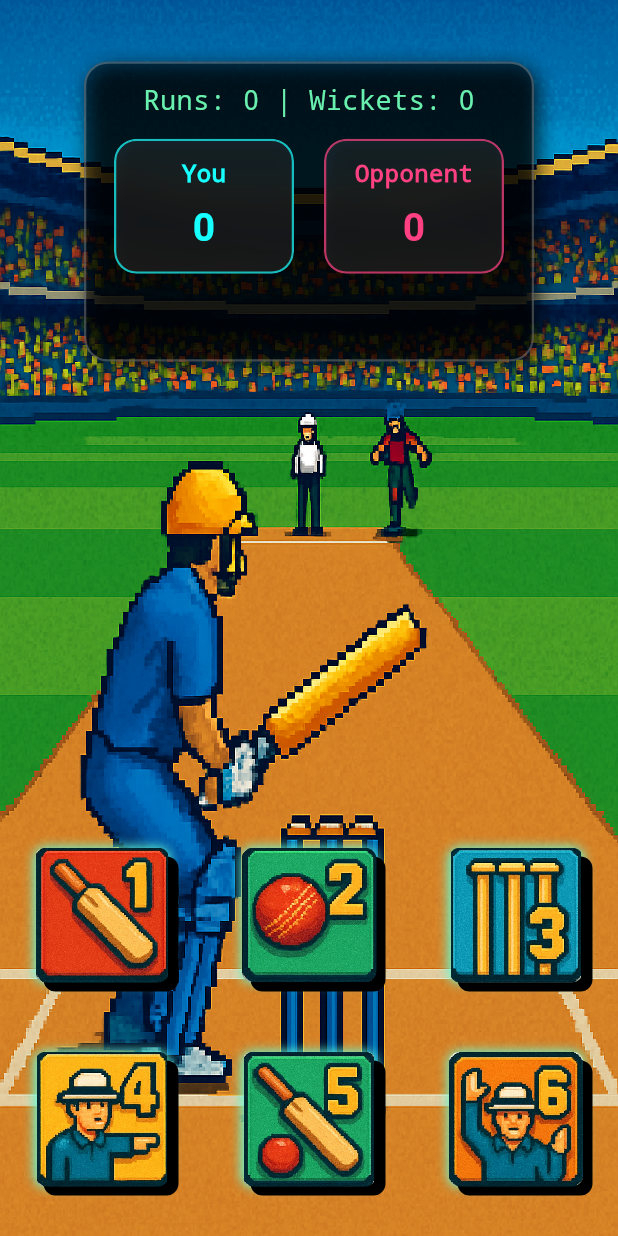
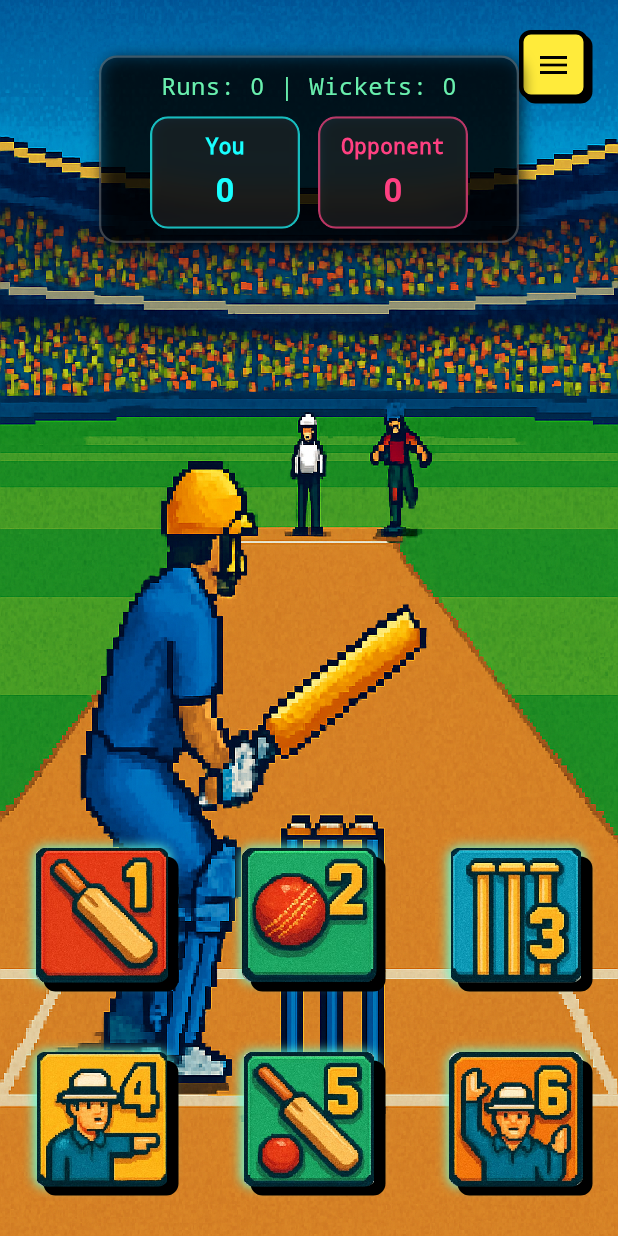
Before and after one commit to PR0D-G/Retro_Cricket, a Flutter app: the GameScreen screen opened directly, on a phone screen of 412 x 824 dp. Run offline on Flutter 3.47's test engine with Material 3 defaults, Android fonts, the light colour scheme and no system bars; our stand-ins replace audioplayers.

Commit message:
day_11 progress

```diff
--- a/lib/widget/align.dart
+++ b/lib/widget/align.dart
@@ -12,6 +12,96 @@ class GameAlignments {
     } catch (_) {
       return false;
     }
+  }
+
+  static void showPauseMenu(BuildContext context,
+      {VoidCallback? onRestart, VoidCallback? onHome}) {
+    bool muteMusic = false;
+    bool muteSfx = false;
+
+    showDialog(
+      context: context,
+      barrierDismissible: false,
+      builder: (_) {
+        return StatefulBuilder(
+          builder: (context, setState) {
+            return Dialog(
+              backgroundColor: Colors.transparent,
+              insetPadding: const EdgeInsets.all(16),
+              child: Container(
+                padding: const EdgeInsets.all(20),
+                decoration: BoxDecoration(
+                  color: const Color(0xFF00BFA5),
+                  border: Border.all(color: Colors.black, width: 4),
+                  boxShadow: const [
+                    BoxShadow(color: Colors.black, offset: Offset(4, 4)),
+                  ],
+                ),
+                child: Column(
+                  mainAxisSize: MainAxisSize.min,
+                  children: [
+                    Container(
+                      padding: const EdgeInsets.symmetric(
+                          vertical: 4, horizontal: 12),
+                      decoration: BoxDecoration(
+                        color: Colors.black,
+                        border: Border.all(color: Colors.white, width: 2),
+                      ),
+                      child: const Text(
+                        "PAUSE MENU",
+                        style: TextStyle(
+                          fontSize: 18,
+                          color: Colors.white,
+                          fontFamily: "monospace",
+                        ),
+                      ),
+                    ),
+                    const SizedBox(height: 20),
+
+                    // 🎵 Music toggle
+                    GestureDetector(
+                      onTap: () => setState(() => muteMusic = !muteMusic),
+                      child: _retroButton(
+                        muteMusic ? "UNMUTE MUSIC" : "MUTE MUSIC",
+                        () => setState(() => muteMusic = !muteMusic),
+                      ),
+                    ),
+                    const SizedBox(height: 12),
+
+                    // 🔊 SFX toggle
+                    GestureDetector(
+                      onTap: () => setState(() => muteSfx = !muteSfx),
+                      child: _retroButton(
+                        muteSfx ? "UNMUTE SFX" : "MUTE SFX",
+                        () => setState(() => muteSfx = !muteSfx),
+                      ),
+                    ),
+                    const SizedBox(height: 12),
+
+                    // 🔁 Restart
+                    _retroButton("RESTART", () {
+                      Navigator.pop(context);
+                      if (onRestart != null) onRestart();
+                    }),
+                    const SizedBox(height: 12),
+
+                    // 🏠 Home
+                    _retroButton("HOME", () {
+                      Navigator.pop(context);
+                      if (onHome != null) {
+                        onHome();
+                      } else {
+                        Navigator.pop(context);
+                      }
+                    }),
+                  ],
+                ),
+              ),
+            );
+          },
+        );
+      },
+    );
   }
 
   static Widget buildGameUI({
@@ -31,7 +121,35 @@ class GameAlignments {
     return Stack(
       fit: StackFit.expand,
       children: [
+        // background always goes first
         background(playerBatting),
+
+        // now overlay pause button
+        Positioned(
+          top: 20,
+          right: 20,
+          child: GestureDetector(
+            onTap: () => showPauseMenu(context),
+            child: Container(
+              padding: EdgeInsets.all(Platform.isAndroid ? 8 : 10),
+              decoration: BoxDecoration(
+                color: Colors.yellow,
+                border: Border.all(color: Colors.black, width: 3),
+                borderRadius: BorderRadius.circular(8),
+                boxShadow: const [
+                  BoxShadow(color: Colors.black, offset: Offset(3, 3)),
+                ],
+              ),
+              child: Icon(
+                Icons.menu,
+                color: Colors.black,
+                size: Platform.isAndroid ? 24 : 30,
+              ),
+            ),
+          ),
+        ),
+
+        // score card overlays
         if (isDesktopOrWeb)
           scoreCard(
             playerBatting: playerBatting,
@@ -56,8 +174,11 @@ class GameAlignments {
               ),
             ),
           ),
+
         if (lastBallResult != null)
           Center(child: RunVfxPopup(result: lastBallResult)),
+
+        // bottom action buttons
         Align(
           alignment: Alignment.bottomCenter,
           child: Padding(
@@ -97,16 +218,17 @@ class GameAlignments {
     required int target,
   }) {
     final card = Container(
-      padding: const EdgeInsets.all(12),
+      padding: const EdgeInsets.all(8), // Reduced padding
       decoration: BoxDecoration(
         color: Colors.black.withValues(alpha: 0.5),
-        borderRadius: BorderRadius.circular(16),
+        borderRadius:
+            BorderRadius.circular(12), // Slightly smaller border radius
         border: Border.all(color: Colors.white24, width: 1.5),
         boxShadow: [
           BoxShadow(
             color: Colors.black.withValues(alpha: 0.7),
-            blurRadius: 10,
-            offset: const Offset(3, 3),
+            blurRadius: 8, // Slightly smaller shadow
+            offset: const Offset(2, 2), // Smaller shadow offset
           ),
         ],
       ),
@@ -122,18 +244,19 @@ class GameAlignments {
 
     if (isDesktopOrWeb) {
       return Positioned(
-        top: 20,
-        right: 20,
+        top: 16, // Moved down slightly
+        right: 16, // Moved from edge slightly
         child: card,
       );
     } else {
       return Align(
-        alignment: isDesktopOrWeb ? Alignment.topLeft : Alignment.topCenter,
+        alignment: Alignment.topCenter,
         child: Container(
-          margin: const EdgeInsets.only(top: 16, left: 16, right: 16),
+          margin: const EdgeInsets.only(
+              top: 12, left: 12, right: 12), // Reduced margin
           constraints: const BoxConstraints(
-            maxWidth: 300,
-            maxHeight: 200,
+            maxWidth: 280, // Reduced max width
+            maxHeight: 180, // Reduced max height
           ),
           child: card,
         ),
@@ -155,7 +278,7 @@ class GameAlignments {
       Text(
         "Runs: $runs | Wickets: $wickets",
         style: const TextStyle(
-          fontSize: 18,
+          fontSize: 16, // Reduced from 18
           color: Colors.greenAccent,
           fontFamily: "monospace",
         ),
@@ -163,12 +286,12 @@ class GameAlignments {
     );
 
     if (target != -1) {
-      children.add(const SizedBox(height: 6));
+      children.add(const SizedBox(height: 4)); // Reduced spacing
       children.add(
         Text(
           "Target: $target",
           style: const TextStyle(
-            fontSize: 16,
+            fontSize: 14, // Reduced from 16
             color: Colors.yellow,
             fontFamily: "monospace",
           ),
@@ -176,7 +299,7 @@ class GameAlignments {
       );
     }
 
-    children.add(const SizedBox(height: 12));
+    children.add(const SizedBox(height: 8)); // Reduced spacing
 
     // ✅ Choices row
     children.add(
@@ -184,26 +307,30 @@ class GameAlignments {
         mainAxisAlignment: MainAxisAlignment.center,
         children: [
           _glassBox("You", playerChoice, Colors.cyanAccent),
-          const SizedBox(width: 20),
+          const SizedBox(width: 12), // Reduced spacing
           _glassBox("Opponent", opponentChoice, Colors.pinkAccent),
         ],
       ),
     );
 
-    return Column(children: children);
+    return Column(
+      mainAxisSize: MainAxisSize.min,
+      children: children,
+    );
   }
 
   static Widget _glassBox(String title, int choice, Color borderColor) {
     return ClipRRect(
-      borderRadius: BorderRadius.circular(15),
+      borderRadius: BorderRadius.circular(12), // Slightly smaller border radius
       child: BackdropFilter(
-        filter: ImageFilter.blur(sigmaX: 10, sigmaY: 10),
+        filter: ImageFilter.blur(sigmaX: 8, sigmaY: 8), // Slightly less blur
         child: Container(
-          width: 120,
-          height: 90,
+          width: 100, // Reduced from 120
+          height: 75, // Reduced from 90
           decoration: BoxDecoration(
             color: Colors.white.withValues(alpha: 0.08),
-            borderRadius: BorderRadius.circular(15),
+            borderRadius:
+                BorderRadius.circular(12), // Slightly smaller border radius
             border: Border.all(
               color: borderColor.withValues(alpha: 0.7),
               width: 1.5,
@@ -211,7 +338,7 @@ class GameAlignments {
             boxShadow: [
               BoxShadow(
                 color: Colors.black.withValues(alpha: 0.5),
-                blurRadius: 8,
+                blurRadius: 6, // Reduced blur
                 offset: const Offset(2, 2),
               ),
             ],
@@ -222,17 +349,17 @@ class GameAlignments {
               Text(
                 title,
                 style: TextStyle(
-                  fontSize: 16,
+                  fontSize: 14, // Reduced from 16
                   color: borderColor,
                   fontWeight: FontWeight.bold,
                   fontFamily: "monospace",
                 ),
               ),
-              const SizedBox(height: 6),
+              const SizedBox(height: 4), // Reduced spacing
               Text(
                 "$choice",
                 style: TextStyle(
-                  fontSize: 26,
+                  fontSize: 22, // Reduced from 26
                   color: borderColor,
                   fontWeight: FontWeight.bold,
                 ),
@@ -262,7 +389,7 @@ class GameAlignments {
                 child: SpriteButton(
                   index: i + 1,
                   onTap: () => playTurn(i + 1),
-                  buttonSize: 80,
+                  buttonSize: 60,
                 ),
               ),
             ),
--- a/pubspec.yaml
+++ b/pubspec.yaml
@@ -13,7 +13,7 @@ dependencies:
 
   cupertino_icons: ^1.0.8
   flame: ^1.20.0
-  audioplayers: ^6.0.0
+  audioplayers: ^6.5.1
 
 dev_dependencies:
   flutter_test:
```
Also changed, not shown: lib/screens/offline_game_screen.dart (+41 -13 lines), 1 other file.
